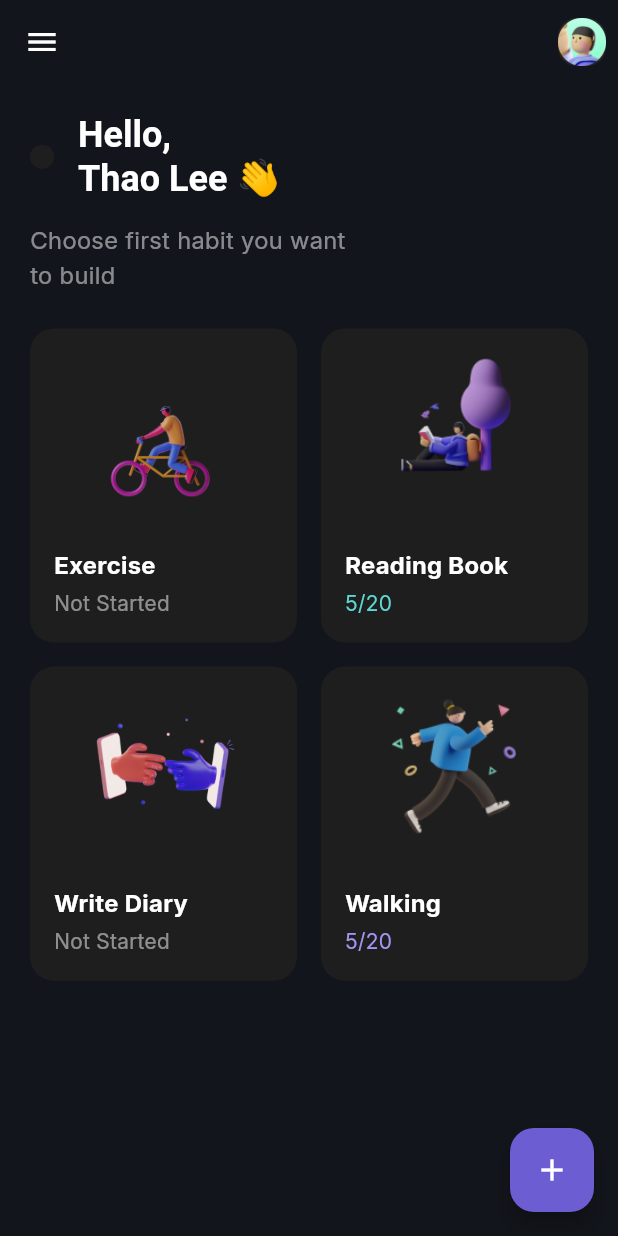
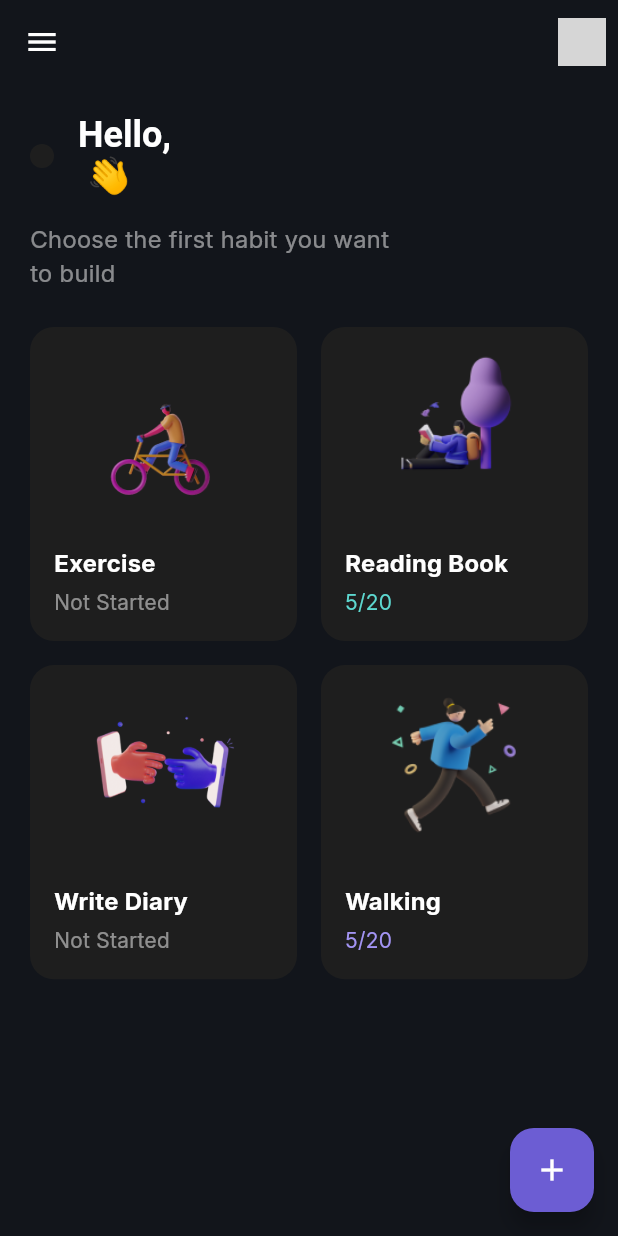
Before and after one commit to mk-muzzammil/chellenge_habit_App_Flutter, a Flutter app: the HabitSelectionScreen screen opened by its route, after a tap on the "menu" icon, after a tap on the "add" icon, on a phone screen of 412 x 824 dp. Run offline on Flutter 3.47's test engine with Material 3 defaults, Android fonts, the phone set to English and light mode, and no system bars; our stand-ins replace dotted_border, firebase_auth, firebase_core, firebase_database, flutter_svg, google_sign_in and 1 more; missing offline and left inert: cloudinary, flutter_facebook_auth; accounts and stored records are empty; network calls fail; grey boxes are pictures that could not be loaded.

Commit message:
Name changed in sidebar for dashbaord page

```diff
--- a/lib/main.dart
+++ b/lib/main.dart
@@ -39,7 +39,7 @@ class MyApp extends StatelessWidget {
       initialRoute: '/splash',
       routes: {
         '/splash': (context) => SplashScreen(),
-        '/home': (context) => HabitSelectionScreen(userName: 'Thao Lee'),
+        '/home': (context) => HabitSelectionScreen(),
         '/start': (context) => HabitTrackerStarterScreen(),
         '/auth': (context) => AuthenticationPage(),
         '/signUp': (context) => SignUpScreen(),
--- a/lib/pages/dashboardPage.dart
+++ b/lib/pages/dashboardPage.dart
@@ -1,20 +1,48 @@
+import 'package:chellenge_habit_app/Services/databaseHandler.dart';
 import 'package:chellenge_habit_app/pages/sideBar.dart';
 import 'package:chellenge_habit_app/theme/colors.dart';
 import 'package:flutter/material.dart';
 
-class HabitSelectionScreen extends StatelessWidget {
-  final String userName;
+class HabitSelectionScreen extends StatefulWidget {
+  const HabitSelectionScreen({super.key});
 
-  const HabitSelectionScreen({
-    super.key,
-    required this.userName,
+  @override
+  State<HabitSelectionScreen> createState() => _HabitSelectionScreenState();
+}
+
+class _HabitSelectionScreenState extends State<HabitSelectionScreen> {
+  String? userName;
+  String? photoUrl;
+  bool isLoading = true;
+
+  final _databaseService = DatabaseService();
+
+  @override
+  void initState() {
+    super.initState();
+    fetchUserData();
+  }
+
+  Future<void> fetchUserData() async {
+    final userData = await _databaseService.fetchUserData();
+    if (userData != null) {
+      setState(() {
+        userName = userData['displayName'];
+        photoUrl = userData['photoURL'];
+        isLoading = false;
       });
+    } else {
+      setState(() {
+        isLoading = false;
+      });
+    }
+  }
 
   @override
   Widget build(BuildContext context) {
     return Scaffold(
       backgroundColor: AppColors.background,
-      drawer: CustomSidebar(userName: userName), // Use CustomSidebar for drawer
+      drawer: CustomSidebar(userName: userName ?? 'Guest'),
       appBar: AppBar(
         backgroundColor: AppColors.background,
         elevation: 0,
@@ -39,9 +67,16 @@ class HabitSelectionScreen extends StatelessWidget {
               ),
               child: ClipRRect(
                 borderRadius: BorderRadius.circular(8),
-                child: Image.asset(
+                child: photoUrl != null
+                    ? Image.network(
+                        photoUrl!,
+                        width: 32,
+                        height: 32,
+                        fit: BoxFit.cover,
+                      )
+                    : Image.asset(
                         'assets/icons/Avatar.png',
-                  width: 32, // Increased size for visibility
+                        width: 32,
                         height: 32,
                         fit: BoxFit.cover,
                       ),
@@ -60,16 +95,18 @@ class HabitSelectionScreen extends StatelessWidget {
           color: AppColors.textPrimary,
         ),
       ),
-      body: SafeArea(
+      body: isLoading
+          ? const Center(child: CircularProgressIndicator())
+          : SafeArea(
               child: Padding(
                 padding: const EdgeInsets.all(20.0),
                 child: Column(
                   crossAxisAlignment: CrossAxisAlignment.start,
                   children: [
-              _buildHeader(context, userName),
+                    _buildHeader(context, userName ?? 'Guest'),
                     const SizedBox(height: 16),
                     Text(
-                'Choose first habit you want\nto build',
+                      'Choose the first habit you want\nto build',
                       style: Theme.of(context).textTheme.bodyMedium?.copyWith(
                             color: AppColors.textSecondary,
                             fontSize: 16,
@@ -89,7 +126,6 @@ class HabitSelectionScreen extends StatelessWidget {
                             imagePath: 'assets/images/excercise.png',
                             color: AppColors.primary,
                             onTap: () {
-                        // Handle card tap for Exercise
                               Navigator.pushNamed(context, "/tracker");
                             },
                           ),
@@ -99,7 +135,6 @@ class HabitSelectionScreen extends StatelessWidget {
                             imagePath: 'assets/images/readingBook.png',
                             color: AppColors.skyBlue,
                             onTap: () {
-                        // Handle card tap for Reading Book
                               Navigator.pushNamed(context, "/tracker");
                             },
                           ),
@@ -109,7 +144,6 @@ class HabitSelectionScreen extends StatelessWidget {
                             imagePath: 'assets/images/slider_4.png',
                             color: AppColors.lightPink,
                             onTap: () {
-                        // Handle card tap for Write Diary
                               Navigator.pushNamed(context, "/tracker");
                             },
                           ),
@@ -119,7 +153,6 @@ class HabitSelectionScreen extends StatelessWidget {
                             imagePath: 'assets/images/walking.png',
                             color: AppColors.primaryLight,
                             onTap: () {
-                        // Handle card tap for Walking
                               Navigator.pushNamed(context, "/tracker");
                             },
                           ),
@@ -173,20 +206,20 @@ class _HabitCard extends StatelessWidget {
   final String status;
   final String imagePath;
   final Color color;
-  final VoidCallback onTap; // Added onTap to make the card clickable
+  final VoidCallback onTap;
 
   const _HabitCard({
     required this.title,
     required this.status,
     required this.imagePath,
     required this.color,
-    required this.onTap, // Required parameter for tap callback
+    required this.onTap,
   });
 
   @override
   Widget build(BuildContext context) {
     return GestureDetector(
-      onTap: onTap, // Executes the onTap callback when the card is tapped
+      onTap: onTap,
       child: Container(
         decoration: BoxDecoration(
           color: AppColors.surface,
```
Lines whose indentation alone changed are shown as unchanged.
